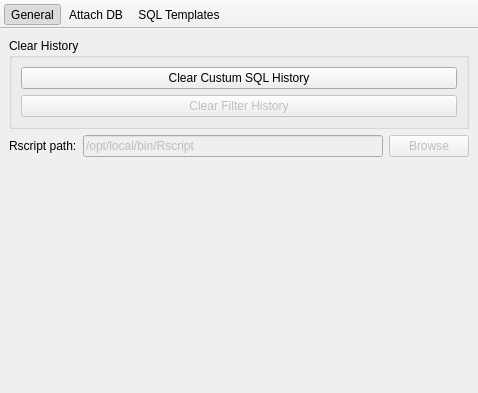
Qt form preferencewindow.ui (informationsea/Hyokai) before a commit.
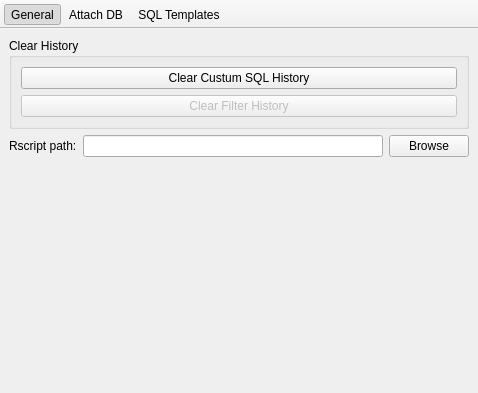
The same form after that commit.

Commit message: changable Rscript path

Patch:
```diff
--- a/preferencewindow.ui
+++ b/preferencewindow.ui
@@ -66,20 +66,14 @@
           <item row="0" column="1">
            <layout class="QHBoxLayout" name="horizontalLayout_3">
             <item>
-             <widget class="QLineEdit" name="lineEdit">
-              <property name="enabled">
-               <bool>false</bool>
-              </property>
+             <widget class="QLineEdit" name="lineRPath">
               <property name="text">
-               <string>/opt/local/bin/Rscript</string>
+               <string/>
               </property>
              </widget>
             </item>
             <item>
-             <widget class="QPushButton" name="pushButton">
-              <property name="enabled">
-               <bool>false</bool>
-              </property>
+             <widget class="QPushButton" name="buttonRPath">
               <property name="text">
                <string>Browse</string>
               </property>
```
The commit also changes 5 other files.
